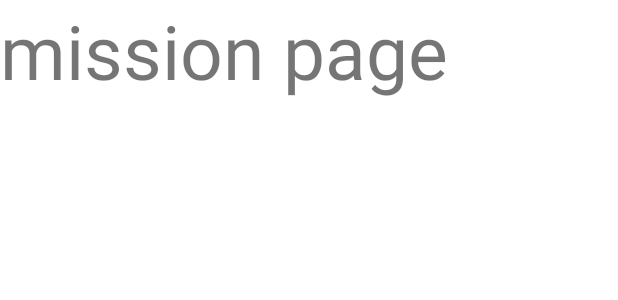
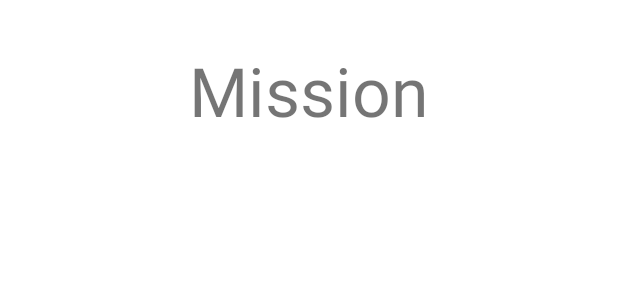
Before and after one commit to YRim99/reGardening-test, an Android app: the layout fragment_frag_mission.xml on its own in the app's theme, with its tools: preview values and no code run, on a phone screen of 412 x 824 dp. Shown: the top 300 px of the screen. Run offline under Robolectric (Android 15) with nearby library versions, the phone set to English and light mode, and no system bars.

Commit message:
0917 마무리

```diff
--- a/app/src/main/res/layout/fragment_frag_mission.xml
+++ b/app/src/main/res/layout/fragment_frag_mission.xml
@@ -6,10 +6,21 @@
     tools:context=".frag_mission">
 
     <!-- TODO: Update blank fragment layout -->
-    <TextView
+
+    <LinearLayout
         android:layout_width="match_parent"
         android:layout_height="match_parent"
-        android:text="mission page"
-        android:textSize="50dp"/>
+        android:orientation="vertical">
 
+        <TextView
+            android:id="@+id/textView2"
+            android:layout_width="match_parent"
+            android:layout_height="wrap_content"
+            android:text="Mission"
+            android:textSize="45sp"
+            android:gravity="center"
+            android:layout_marginTop="30dp"/>
+
+
+    </LinearLayout>
 </FrameLayout>
```
